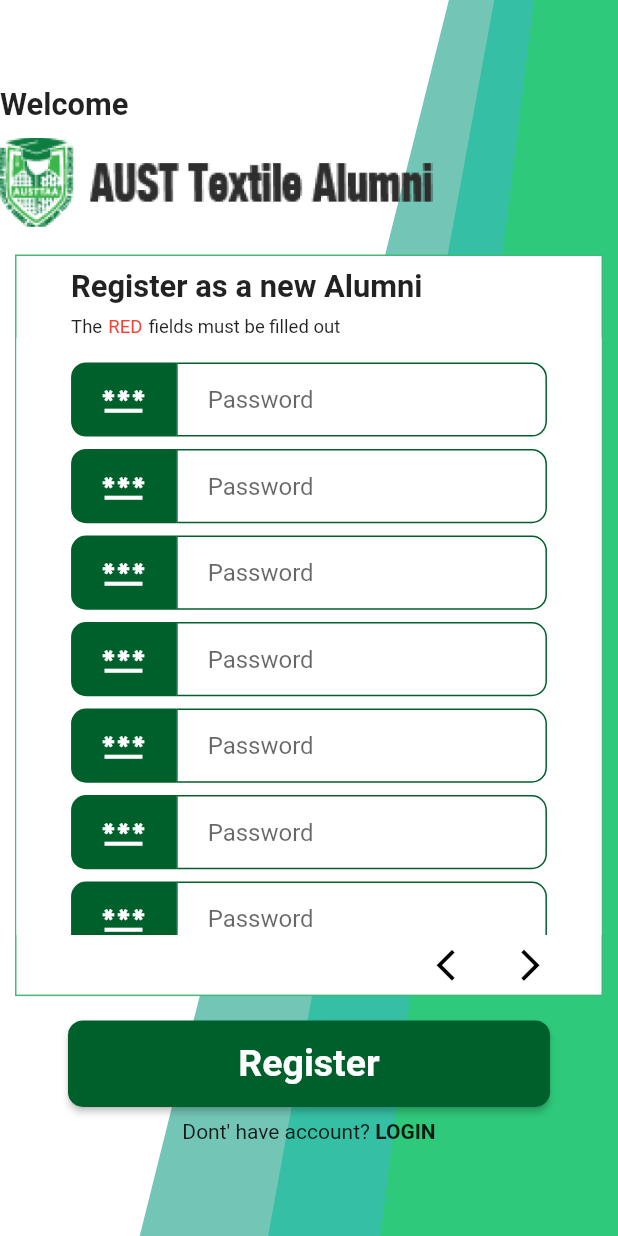
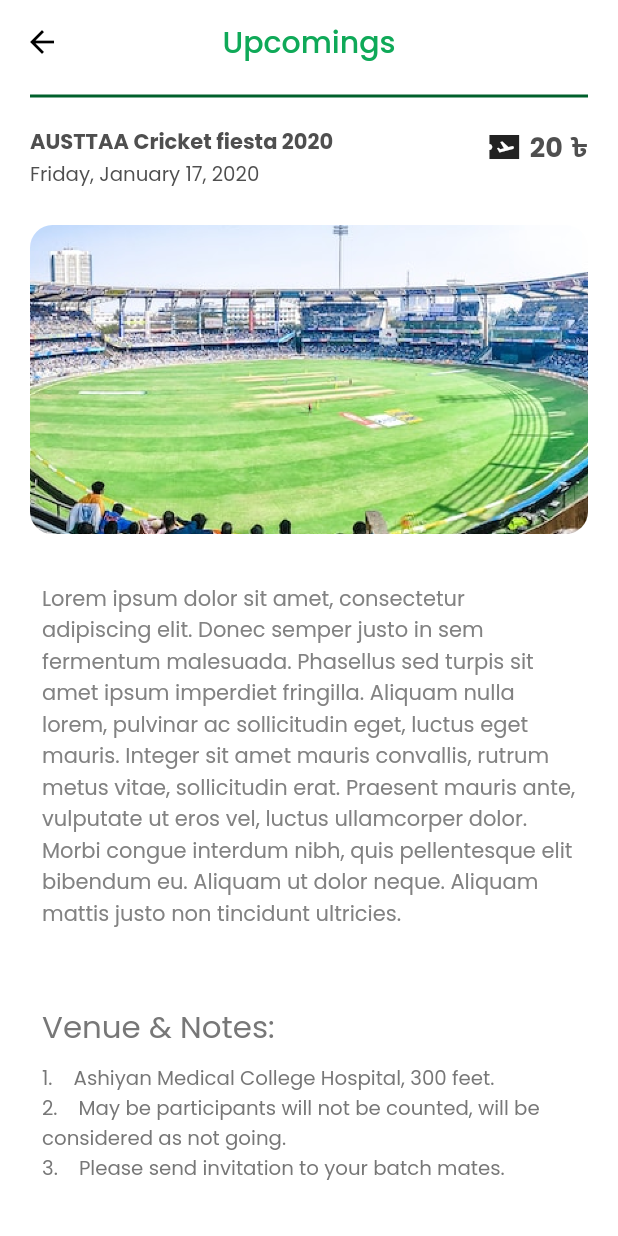
Before and after one commit to mahmudulri/austtaptvl, a Flutter app: the screen it shows after launch, on a phone screen of 412 x 824 dp. Run offline on Flutter 3.47's test engine with Material 2 defaults, Android fonts, the phone set to English and light mode, and no system bars; our stand-ins replace flutter_svg, get, google_fonts.

Commit message:
upcoming details added

```diff
--- /dev/null
+++ b/lib/const/strings.dart
@@ -0,0 +1,2 @@
+String mylongtext =
+    "Lorem ipsum dolor sit amet, consectetur adipiscing elit. Donec semper justo in sem fermentum malesuada. Phasellus sed turpis sit amet ipsum imperdiet fringilla. Aliquam nulla lorem, pulvinar ac sollicitudin eget, luctus eget mauris. Integer sit amet mauris convallis, rutrum metus vitae, sollicitudin erat. Praesent mauris ante, vulputate ut eros vel, luctus ullamcorper dolor. Morbi congue interdum nibh, quis pellentesque elit bibendum eu. Aliquam ut dolor neque. Aliquam mattis justo non tincidunt ultricies.";
--- a/lib/main.dart
+++ b/lib/main.dart
@@ -1,6 +1,7 @@
 import 'package:austtaptvl/ui/pages/auth/login_page.dart';
 import 'package:austtaptvl/ui/pages/auth/register_fields_box/pageone.dart';
 import 'package:austtaptvl/ui/pages/auth/register_page.dart';
+import 'package:austtaptvl/ui/pages/details_pages/upcoming_details.dart';
 import 'package:flutter/material.dart';
 import 'package:get/get.dart';
 
@@ -20,6 +21,6 @@
         theme: ThemeData(
           primarySwatch: Colors.blue,
         ),
-        home: RegisterPage());
+        home: UpcomingDetails());
   }
 }
--- /dev/null
+++ b/lib/ui/pages/details_pages/upcoming_details.dart
@@ -0,0 +1,265 @@
+import 'package:austtaptvl/const/colors.dart';
+import 'package:austtaptvl/const/strings.dart';
+import 'package:flutter/material.dart';
+import 'package:google_fonts/google_fonts.dart';
+
+class UpcomingDetails extends StatelessWidget {
+  const UpcomingDetails({Key? key}) : super(key: key);
+
+  @override
+  Widget build(BuildContext context) {
+    var screenWidth = MediaQuery.of(context).size.width;
+    var screenHeigth = MediaQuery.of(context).size.height;
+    return Scaffold(
+      backgroundColor: Colors.white,
+      appBar: AppBar(
+        leading: Icon(
+          Icons.arrow_back,
+          color: Colors.black,
+        ),
+        backgroundColor: Colors.white,
+        elevation: 0.0,
+        centerTitle: true,
+        title: Text(
+          'Upcomings',
+          style: GoogleFonts.poppins(
+            textStyle: TextStyle(
+              color: Color(0xff0FA958),
+            ),
+          ),
+        ),
+      ),
+      body: Padding(
+        padding: const EdgeInsets.only(
+          left: 20,
+          right: 20,
+        ),
+        child: SingleChildScrollView(
+          physics: BouncingScrollPhysics(),
+          child: Column(
+            children: [
+              Divider(
+                color: AppColors.defaultcolor,
+                thickness: 2,
+              ),
+              SizedBox(
+                height: screenHeigth * 0.015,
+              ),
+              Row(
+                crossAxisAlignment: CrossAxisAlignment.start,
+                mainAxisAlignment: MainAxisAlignment.spaceBetween,
+                children: [
+                  Column(
+                    crossAxisAlignment: CrossAxisAlignment.start,
+                    children: [
+                      Text(
+                        "AUSTTAA Cricket fiesta 2020",
+                        style: GoogleFonts.poppins(
+                          fontSize: screenHeigth * 0.017,
+                          fontWeight: FontWeight.bold,
+                          color: Color(0xff4F4F4F),
+                        ),
+                      ),
+                      Text(
+                        "Friday, January 17, 2020",
+                        style: GoogleFonts.poppins(
+                          fontSize: screenHeigth * 0.016,
+                          color: Color(0xff4F4F4F),
+                        ),
+                      ),
+                    ],
+                  ),
+                  Column(
+                    children: [
+                      Row(
+                        children: [
+                          Icon(
+                            Icons.airplane_ticket_sharp,
+                          ),
+                          SizedBox(
+                            width: 5,
+                          ),
+                          Text(
+                            "20",
+                            style: GoogleFonts.poppins(
+                              fontSize: 18,
+                              fontWeight: FontWeight.bold,
+                              color: Color(0xff4F4F4F),
+                            ),
+                          ),
+                          SizedBox(
+                            width: 5,
+                          ),
+                          Text(
+                            "৳",
+                            style: GoogleFonts.poppins(
+                              fontSize: 18,
+                              fontWeight: FontWeight.bold,
+                              color: Color(0xff4F4F4F),
+                            ),
+                          ),
+                        ],
+                      ),
+                    ],
+                  ),
+                ],
+              ),
+              SizedBox(
+                height: screenHeigth * 0.030,
+              ),
+
+              Container(
+                height: screenHeigth * 0.250,
+                width: screenWidth,
+                decoration: BoxDecoration(
+                  borderRadius: BorderRadius.circular(15),
+                  image: DecorationImage(
+                    image: AssetImage("assets/images/details.png"),
+                    fit: BoxFit.cover,
+                  ),
+                ),
+              ),
+
+              SizedBox(
+                height: screenHeigth * 0.030,
+              ),
+              /////////////////Long text.............../ Long Text ...............
+              Padding(
+                padding: const EdgeInsets.all(8.0),
+                child: Text(
+                  mylongtext,
+                  style: GoogleFonts.poppins(
+                    fontSize: screenHeigth * 0.017,
+                    color: Color(0xff828282),
+                    fontWeight: FontWeight.w400,
+                  ),
+                ),
+              ),
+              // venue & Note section.........................
+              SizedBox(
+                height: screenHeigth * 0.040,
+              ),
+              Padding(
+                padding: const EdgeInsets.all(8.0),
+                child: Container(
+                  width: screenWidth,
+                  decoration: BoxDecoration(
+                      // color: Colors.grey,
+                      ),
+                  child: Column(
+                    crossAxisAlignment: CrossAxisAlignment.start,
+                    children: [
+                      Text(
+                        "Venue & Notes:",
+                        style: GoogleFonts.poppins(
+                          fontSize: screenHeigth * 0.025,
+                          color: Color(0xff777777),
+                        ),
+                      ),
+                      SizedBox(
+                        height: screenHeigth * 0.010,
+                      ),
+                      Text(
+                        "1.    Ashiyan Medical College Hospital, 300 feet.",
+                        style: GoogleFonts.poppins(
+                          fontSize: screenHeigth * 0.016,
+                          color: Color(0xff777777),
+                        ),
+                      ),
+                      Text(
+                        "2.    May be participants will not be counted, will be considered as not going.",
+                        style: GoogleFonts.poppins(
+                          fontSize: screenHeigth * 0.016,
+                          color: Color(0xff777777),
+                        ),
+                      ),
+                      Text(
+                        "3.    Please send invitation to your batch mates.",
+                        style: GoogleFonts.poppins(
+                          fontSize: screenHeigth * 0.016,
+                          color: Color(0xff777777),
+                        ),
+                      ),
+                    ],
+                  ),
+                ),
+              ),
+              SizedBox(
+                height: screenHeigth * 0.060,
+              ),
+              Container(
+                height: screenHeigth * 0.060,
+                width: screenWidth - 150,
+                decoration: BoxDecoration(
+                  border: Border.all(
+                    width: 1,
+                    color: Colors.black,
+                  ),
+                  borderRadius: BorderRadius.all(
+                    Radius.circular(10),
+                  ),
+                ),
+                child: Row(
+                  mainAxisAlignment: MainAxisAlignment.center,
+                  children: [
+                    Image.asset(
+                      "assets/images/icons/ticket.png",
+                      height: 30,
+                    ),
+                    // Text("Buy event ticket"),
+                    SizedBox(
+                      width: screenWidth * 0.010,
+                    ),
+                    Text("Buy event ticket",
+                        style: GoogleFonts.poppins(
+                          fontSize: screenHeigth * 0.016,
+                        )),
+                    VerticalDivider(
+                      color: Colors.black,
+                      thickness: 2,
+                      indent: 8.0,
+                      endIndent: 8.0,
+                    ),
+                    SizedBox(
+                      width: screenWidth * 0.010,
+                    ),
+                    Text(
+                      "20",
+                      style: GoogleFonts.poppins(
+                        fontSize: screenHeigth * 0.020,
+                        fontWeight: FontWeight.bold,
+                      ),
+                    ),
+                    SizedBox(
+                      width: screenWidth * 0.020,
+                    ),
+                    Text(
+                      "৳",
+                      style: GoogleFonts.poppins(
+                        fontSize: screenHeigth * 0.020,
+                        fontWeight: FontWeight.bold,
+                      ),
+                    ),
+                  ],
+                ),
+              ),
+              SizedBox(
+                height: screenHeigth * 0.015,
+              ),
+              Text(
+                "Your payment secured with SSL payement gateway ",
+                style: GoogleFonts.poppins(
+                  fontSize: screenHeigth * 0.015,
+                  color: Color(0xff828282),
+                ),
+              ),
+              SizedBox(
+                height: screenHeigth * 0.100,
+              ),
+            ],
+          ),
+        ),
+      ),
+    );
+  }
+}
--- a/pubspec.yaml
+++ b/pubspec.yaml
@@ -36,6 +36,7 @@
   cupertino_icons: ^1.0.2
   flutter_svg: ^1.1.5
   get: ^4.6.5
+  google_fonts: ^3.0.1
 
 dev_dependencies:
   flutter_test:
@@ -63,6 +64,8 @@
   assets:
   - assets/images/screen.svg
   - assets/images/logo.png
+  - assets/images/details.png
+  - assets/images/icons/ticket.png
 
   # An image asset can refer to one or more resolution-specific "variants", see
   # https://flutter.dev/assets-and-images/#resolution-aware
```
Also changed, not shown: assets/images/details.png (added), assets/images/icons/ticket.png (added), pubspec.lock, 1 other file.
